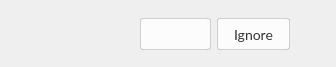
First picture: the form in src/MEGASync/stalled_issues/gui/macx/StalledIssueHeader.ui, repository meganz/MEGAsync, before the edit.
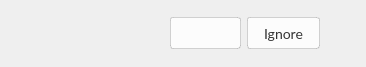
Second picture: the form after the edit.

Patch:
```diff
--- a/src/MEGASync/stalled_issues/gui/macx/StalledIssueHeader.ui
+++ b/src/MEGASync/stalled_issues/gui/macx/StalledIssueHeader.ui
@@ -6,7 +6,7 @@
    <rect>
     <x>0</x>
     <y>0</y>
-    <width>336</width>
+    <width>366</width>
     <height>67</height>
    </rect>
   </property>
@@ -66,39 +66,36 @@
    padding-right: 16px;
 }</string>
   </property>
-  <layout class="QGridLayout" name="gridLayout" columnstretch="0,0,0,0,0,0,0">
+  <layout class="QHBoxLayout" name="horizontalLayout_6">
    <property name="leftMargin">
     <number>6</number>
    </property>
    <property name="topMargin">
-    <number>10</number>
+    <number>6</number>
    </property>
    <property name="rightMargin">
     <number>20</number>
    </property>
    <property name="bottomMargin">
-    <number>9</number>
+    <number>6</number>
    </property>
-   <property name="horizontalSpacing">
-    <number>0</number>
-   </property>
-   <property name="verticalSpacing">
-    <number>2</number>
-   </property>
-   <item row="1" column="4" alignment="Qt::AlignLeft|Qt::AlignTop">
-    <widget class="QWidget" name="errorDescription" native="true">
-     <property name="sizePolicy">
-      <sizepolicy hsizetype="Expanding" vsizetype="Preferred">
-       <horstretch>0</horstretch>
-       <verstretch>0</verstretch>
-      </sizepolicy>
-     </property>
-     <layout class="QHBoxLayout" name="horizontalLayout_2" stretch="1">
-      <property name="spacing">
-       <number>3</number>
-      </property>
+   <item>
+    <widget class="QWidget" name="titleContainer" native="true">
+     <property name="minimumSize">
+      <size>
+       <width>0</width>
+       <height>0</height>
+      </size>
+     </property>
+     <property name="maximumSize">
+      <size>
+       <width>16777215</width>
+       <height>16777215</height>
+      </size>
+     </property>
+     <layout class="QHBoxLayout" name="horizontalLayout_7">
       <property name="leftMargin">
-       <number>1</number>
+       <number>0</number>
       </property>
       <property name="topMargin">
        <number>0</number>
@@ -110,22 +107,25 @@
        <number>0</number>
       </property>
       <item>
-       <widget class="QLabel" name="errorDescriptionText">
-        <property name="sizePolicy">
-         <sizepolicy hsizetype="Expanding" vsizetype="Preferred">
-          <horstretch>0</horstretch>
-          <verstretch>0</verstretch>
-         </sizepolicy>
+       <widget class="QLabel" name="arrow">
+        <property name="minimumSize">
+         <size>
+          <width>16</width>
+          <height>16</height>
+         </size>
+        </property>
+        <property name="maximumSize">
+         <size>
+          <width>16</width>
+          <height>16</height>
+         </size>
         </property>
         <property name="text">
          <string/>
         </property>
        </widget>
       </item>
-     </layout>
-    </widget>
-   </item>
-   <item row="0" column="2" rowspan="2">
+      <item>
     <widget class="QLabel" name="fileTypeIcon">
      <property name="minimumSize">
       <size>
@@ -147,36 +147,37 @@
      </property>
     </widget>
    </item>
-   <item row="0" column="5">
-    <spacer name="horizontalSpacer">
-     <property name="orientation">
-      <enum>Qt::Horizontal</enum>
-     </property>
-     <property name="sizeHint" stdset="0">
+      <item>
+       <widget class="QWidget" name="errorContainer" native="true">
+        <property name="minimumSize">
       <size>
        <width>0</width>
        <height>0</height>
       </size>
      </property>
-    </spacer>
-   </item>
-   <item row="0" column="3">
-    <spacer name="messageSpacer">
-     <property name="orientation">
-      <enum>Qt::Horizontal</enum>
-     </property>
-     <property name="sizeType">
-      <enum>QSizePolicy::Fixed</enum>
-     </property>
-     <property name="sizeHint" stdset="0">
+        <property name="maximumSize">
       <size>
-       <width>8</width>
-       <height>0</height>
-      </size>
-     </property>
-    </spacer>
-   </item>
-   <item row="0" column="4" alignment="Qt::AlignLeft|Qt::AlignBottom">
+          <width>16777215</width>
+          <height>16777215</height>
+         </size>
+        </property>
+        <layout class="QVBoxLayout" name="verticalLayout">
+         <property name="spacing">
+          <number>1</number>
+         </property>
+         <property name="leftMargin">
+          <number>0</number>
+         </property>
+         <property name="topMargin">
+          <number>0</number>
+         </property>
+         <property name="rightMargin">
+          <number>0</number>
+         </property>
+         <property name="bottomMargin">
+          <number>0</number>
+         </property>
+         <item>
     <widget class="QWidget" name="errorTitle" native="true">
      <property name="sizePolicy">
       <sizepolicy hsizetype="Expanding" vsizetype="Preferred">
@@ -311,7 +312,82 @@
      </layout>
     </widget>
    </item>
-   <item row="0" column="6" rowspan="2">
+         <item>
+          <widget class="QWidget" name="errorDescription" native="true">
+           <property name="sizePolicy">
+            <sizepolicy hsizetype="Expanding" vsizetype="Preferred">
+             <horstretch>0</horstretch>
+             <verstretch>0</verstretch>
+            </sizepolicy>
+           </property>
+           <layout class="QHBoxLayout" name="horizontalLayout_2" stretch="1">
+            <property name="spacing">
+             <number>3</number>
+            </property>
+            <property name="leftMargin">
+             <number>1</number>
+            </property>
+            <property name="topMargin">
+             <number>0</number>
+            </property>
+            <property name="rightMargin">
+             <number>0</number>
+            </property>
+            <property name="bottomMargin">
+             <number>0</number>
+            </property>
+            <item>
+             <widget class="QLabel" name="errorDescriptionText">
+              <property name="sizePolicy">
+               <sizepolicy hsizetype="Expanding" vsizetype="Preferred">
+                <horstretch>0</horstretch>
+                <verstretch>0</verstretch>
+               </sizepolicy>
+              </property>
+              <property name="text">
+               <string/>
+              </property>
+             </widget>
+            </item>
+           </layout>
+          </widget>
+         </item>
+        </layout>
+       </widget>
+      </item>
+      <item>
+       <spacer name="messageSpacer">
+        <property name="orientation">
+         <enum>Qt::Horizontal</enum>
+        </property>
+        <property name="sizeType">
+         <enum>QSizePolicy::Fixed</enum>
+        </property>
+        <property name="sizeHint" stdset="0">
+         <size>
+          <width>13</width>
+          <height>13</height>
+         </size>
+        </property>
+       </spacer>
+      </item>
+      <item>
+       <spacer name="horizontalSpacer">
+        <property name="orientation">
+         <enum>Qt::Horizontal</enum>
+        </property>
+        <property name="sizeHint" stdset="0">
+         <size>
+          <width>12</width>
+          <height>13</height>
+         </size>
+        </property>
+       </spacer>
+      </item>
+     </layout>
+    </widget>
+   </item>
+   <item>
     <widget class="QWidget" name="actionContainer" native="true">
      <property name="styleSheet">
       <string notr="true">#actionMessage
@@ -418,25 +494,6 @@
      </layout>
     </widget>
    </item>
-   <item row="0" column="0" rowspan="2">
-    <widget class="QLabel" name="arrow">
-     <property name="minimumSize">
-      <size>
-       <width>16</width>
-       <height>16</height>
-      </size>
-     </property>
-     <property name="maximumSize">
-      <size>
-       <width>16</width>
-       <height>16</height>
-      </size>
-     </property>
-     <property name="text">
-      <string/>
-     </property>
-    </widget>
-   </item>
   </layout>
  </widget>
  <resources/>
```
Lines whose indentation alone changed are shown as unchanged.
